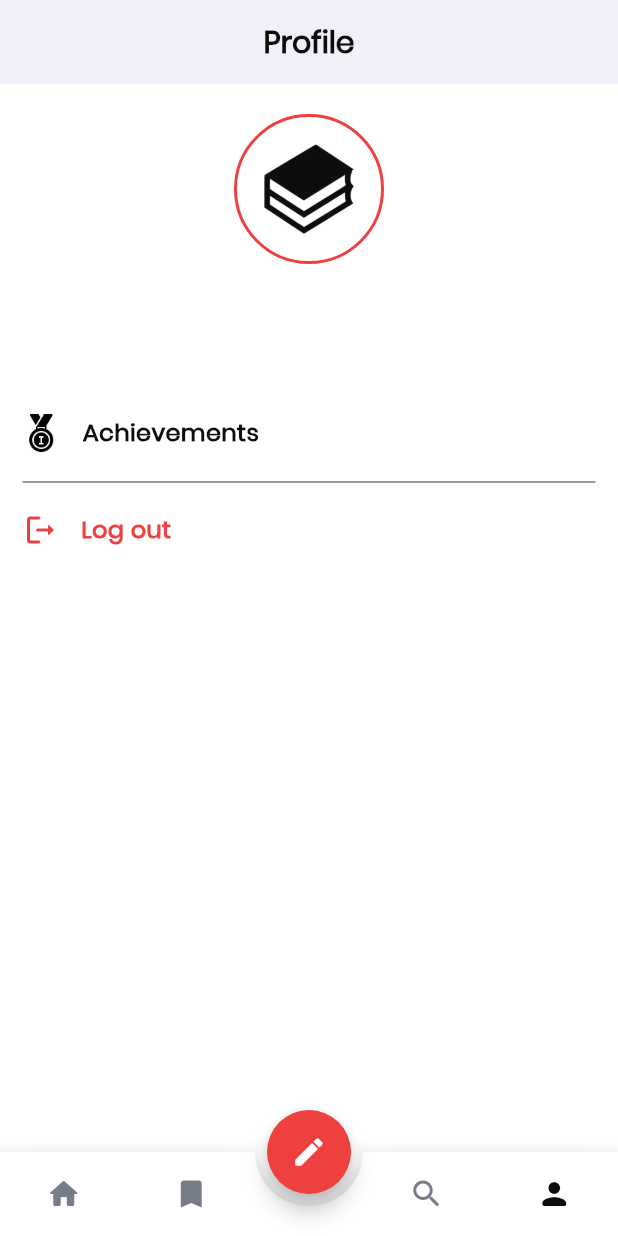
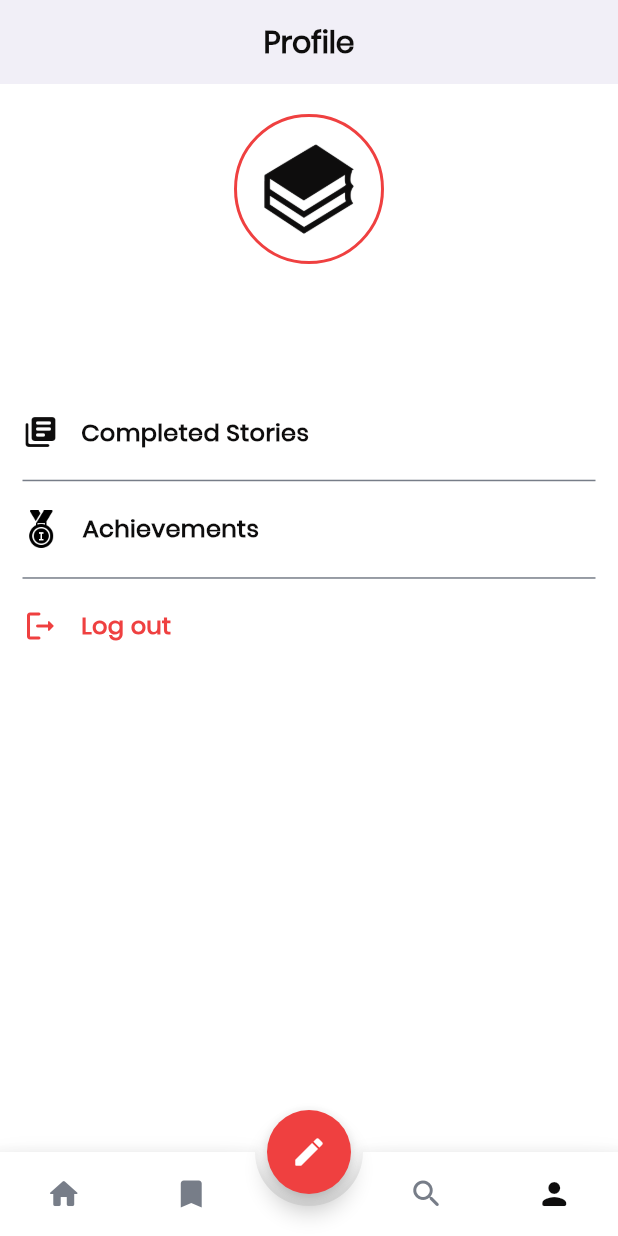
Before and after one commit to SenithUmesha/talecraft, a Flutter app: the screen it shows once a user with an empty profile is signed in, item 4 of the bottom bar chosen, on a phone screen of 412 x 824 dp. Run offline on Flutter 3.47's test engine with Material 2 defaults, Android fonts, the phone set to English and light mode, and no system bars; drawn by our look-alikes of animated_bottom_navigation_bar; our stand-ins replace avatar_glow, cloud_firestore, confetti, dio, dropdown_button2, firebase_auth and 14 more; missing offline and left inert: adaptive_action_sheet, flow_graph, flutter_expand_view; accounts and stored records are empty; network calls fail; project files that could hold a hidden picture were left out.

Commit message:
Add completed stories

```diff
--- a/lib/utils/app_strings.dart
+++ b/lib/utils/app_strings.dart
@@ -100,4 +100,5 @@ class AppStrings {
   static const error = "Error";
   static const success = "Success";
   static const accountCreationSuccess = "Account created successfully.";
+  static const completedStories = "Completed Stories";
 }
--- a/lib/view/home/home.dart
+++ b/lib/view/home/home.dart
@@ -366,6 +366,9 @@ class Home extends StatelessWidget {
                                       ],
                                     )
                                   : Container(),
+                              SizedBox(
+                                height: height * 0.02,
+                              ),
                             ],
                           ),
                   ),
--- a/lib/view/profile/profile.dart
+++ b/lib/view/profile/profile.dart
@@ -2,6 +2,7 @@ import 'package:flutter/material.dart';
 import 'package:get/get.dart';
 import 'package:talecraft/controller/profile_controller.dart';
 import 'package:talecraft/view/achievements/achievements.dart';
+import 'package:talecraft/view/read_history/read_history.dart';
 
 import '../../utils/app_colors.dart';
 import '../../utils/app_icons.dart';
@@ -142,6 +143,42 @@ class Profile extends StatelessWidget {
                       children: [
                         GestureDetector(
                           onTap: () {
+                            Get.to(() => ReadHistory());
+                          },
+                          child: Row(
+                            children: [
+                              Icon(
+                                Icons.my_library_books_rounded,
+                                color: AppColors.black,
+                              ),
+                              SizedBox(
+                                width: 15,
+                              ),
+                              AppWidgets.regularText(
+                                text: AppStrings.completedStories,
+                                size: 16.0,
+                                color: AppColors.black,
+                                weight: FontWeight.w600,
+                              ),
+                            ],
+                          ),
+                        ),
+                        SizedBox(
+                          height: 12,
+                        ),
+                        Divider(
+                          thickness: 1,
+                          color: AppColors.grey,
+                        ),
+                      ],
+                    ),
+                  ),
+                  Padding(
+                    padding: EdgeInsets.only(left: 15, top: 12, right: 15),
+                    child: Column(
+                      children: [
+                        GestureDetector(
+                          onTap: () {
                             Get.to(() => Achievements());
                           },
                           child: Row(
```
Also changed, not shown: lib/controller/read_history_controller.dart (added, +30 -0 lines), lib/view/read_history/read_history.dart (added, +146 -0 lines).
